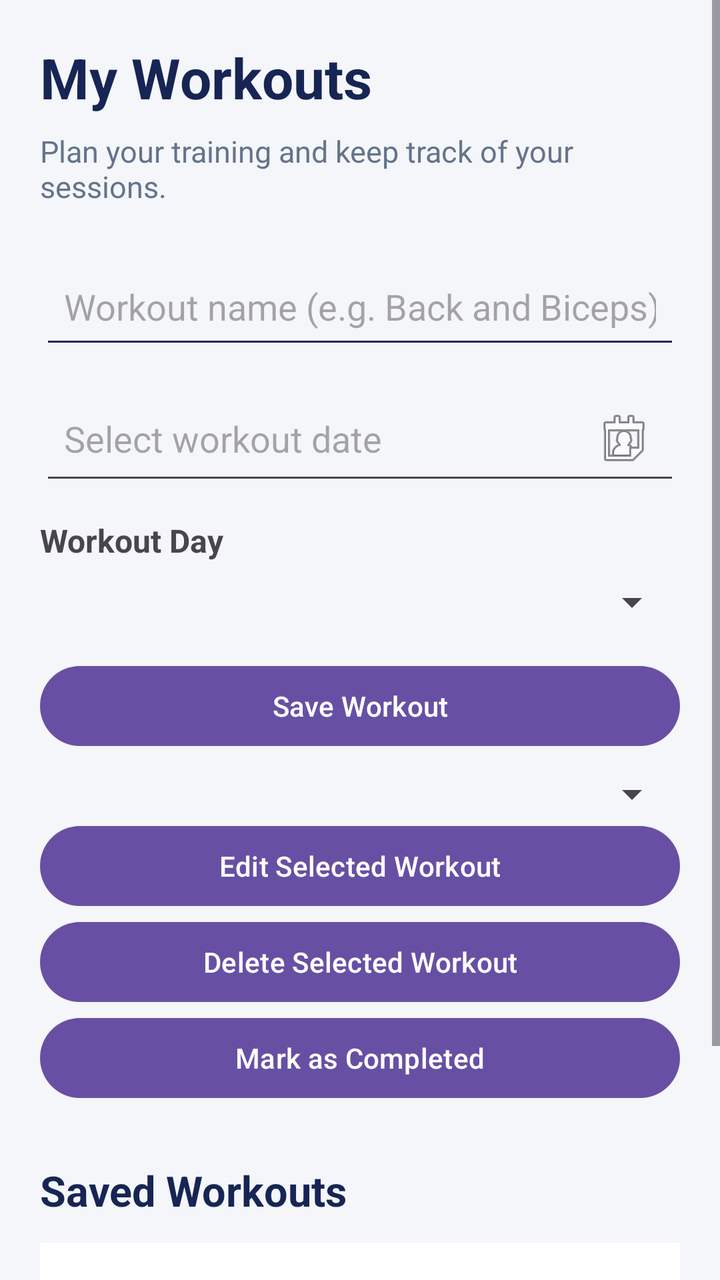
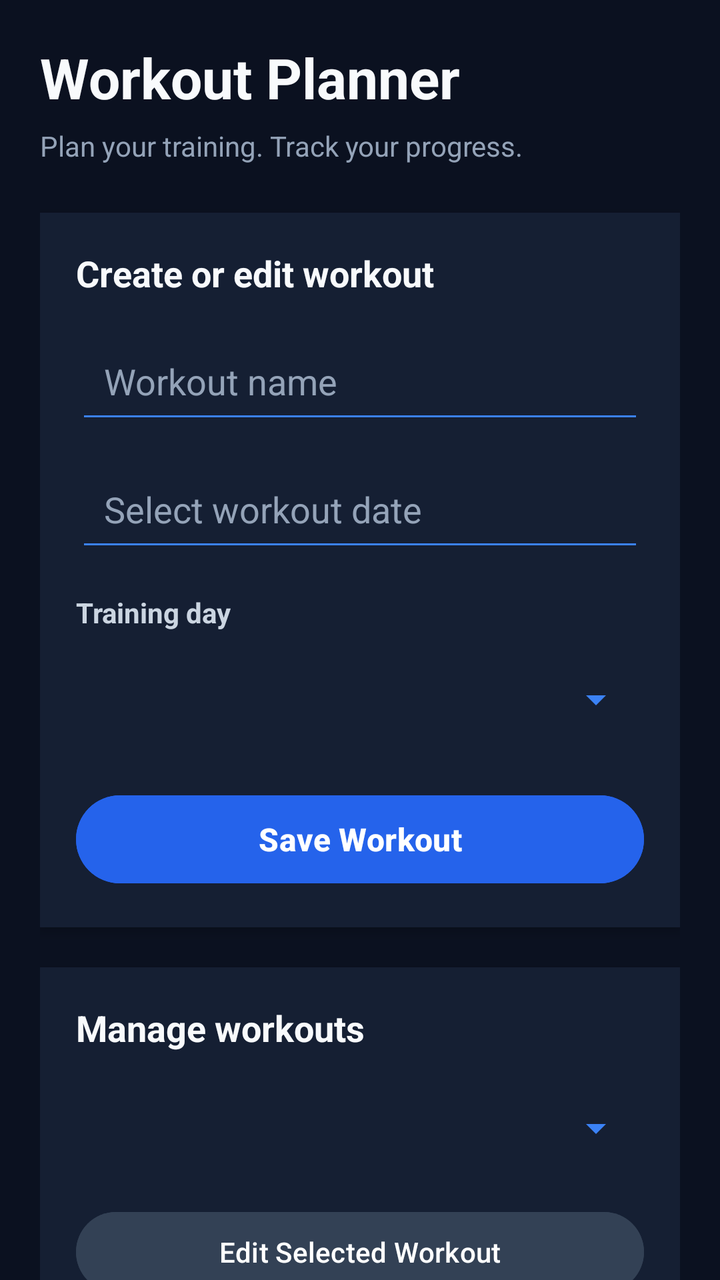

The first picture is an Android layout as it rendered before a commit; the second is the same layout after the commit. The layout source and the unified diff follow.
<!-- AndroidManifest.xml: application theme Theme.GymTrackerPro -->
<!-- res/layout/activity_workouts.xml -->
<?xml version="1.0" encoding="utf-8"?>
<ScrollView xmlns:android="http://schemas.android.com/apk/res/android"
    android:layout_width="match_parent"
    android:layout_height="match_parent"
    android:background="#F4F6FA"
    android:fillViewport="true">

    <LinearLayout
        android:layout_width="match_parent"
        android:layout_height="wrap_content"
        android:orientation="vertical"
        android:padding="20dp">

        <TextView
            android:layout_width="wrap_content"
            android:layout_height="wrap_content"
            android:text="My Workouts"
            android:textColor="#172554"
            android:textSize="28sp"
            android:textStyle="bold" />

        <TextView
            android:layout_width="match_parent"
            android:layout_height="wrap_content"
            android:layout_marginTop="8dp"
            android:text="Plan your training and keep track of your sessions."
            android:textColor="#64748B"
            android:textSize="15sp" />

        <EditText
            android:id="@+id/editWorkoutName"
            android:layout_width="match_parent"
            android:layout_height="wrap_content"
            android:layout_marginTop="24dp"
            android:hint="Workout name (e.g. Back and Biceps)"
            android:inputType="textCapSentences"
            android:minHeight="52dp"
            android:padding="12dp"
            android:backgroundTint="#172554" />

        <EditText
            android:id="@+id/editWorkoutDate"
            android:layout_width="match_parent"
            android:layout_height="wrap_content"
            android:layout_marginTop="12dp"
            android:hint="Select workout date"
            android:focusable="false"
            android:clickable="true"
            android:cursorVisible="false"
            android:inputType="none"
            android:drawableEnd="@android:drawable/ic_menu_my_calendar"
            android:padding="12dp" />


        <TextView
            android:layout_width="match_parent"
            android:layout_height="wrap_content"
            android:layout_marginTop="12dp"
            android:text="Workout Day"
            android:textStyle="bold"
            android:textSize="16sp" />

        <Spinner
            android:id="@+id/spinnerWorkoutDay"
            android:layout_width="match_parent"
            android:layout_height="wrap_content"
            android:layout_marginTop="8dp" />


        <Button
            android:id="@+id/buttonSaveWorkout"
            android:layout_width="match_parent"
            android:layout_height="wrap_content"
            android:layout_marginTop="16dp"
            android:text="Save Workout"
            android:textAllCaps="false" />

        <Spinner
            android:id="@+id/spinnerSelectWorkout"
            android:layout_width="match_parent"
            android:layout_height="wrap_content"
            android:layout_marginTop="8dp" />

        <Button
            android:id="@+id/buttonEditWorkout"
            android:layout_width="match_parent"
            android:layout_height="wrap_content"
            android:text="Edit Selected Workout" />

        <Button
            android:id="@+id/buttonDeleteWorkout"
            android:layout_width="match_parent"
            android:layout_height="wrap_content"
            android:text="Delete Selected Workout" />

        <Button
            android:id="@+id/buttonToggleCompletion"
            android:layout_width="match_parent"
            android:layout_height="wrap_content"
            android:text="Mark as Completed" />

        <TextView
            android:layout_width="wrap_content"
            android:layout_height="wrap_content"
            android:layout_marginTop="28dp"
            android:text="Saved Workouts"
            android:textColor="#172554"
            android:textSize="21sp"
            android:textStyle="bold" />

        <TextView
            android:id="@+id/textWorkoutList"
            android:layout_width="match_parent"
            android:layout_height="wrap_content"
            android:layout_marginTop="12dp"
            android:background="#FFFFFF"
            android:padding="16dp"
            android:text="Your saved workouts will appear here."
            android:textColor="#334155"
            android:textSize="16sp" />

        <Button
            android:id="@+id/buttonBackHome"
            android:layout_width="match_parent"
            android:layout_height="wrap_content"
            android:layout_marginTop="20dp"
            android:layout_marginBottom="20dp"
            android:text="Back to Home"
            android:textAllCaps="false" />

    </LinearLayout>

</ScrollView>
<!-- resources referenced by this layout -->
<resources>
  <style name="Theme.GymTrackerPro" parent="Base.Theme.GymTrackerPro" />
  <style name="Base.Theme.GymTrackerPro" parent="Theme.Material3.DayNight.NoActionBar">
          
          
      </style>
</resources>

<!-- the commit's change to res/layout/activity_workouts.xml (unified diff, before → after) -->
@@ -2,8 +2,9 @@
 <ScrollView xmlns:android="http://schemas.android.com/apk/res/android"
     android:layout_width="match_parent"
     android:layout_height="match_parent"
-    android:background="#F4F6FA"
-    android:fillViewport="true">
+    android:background="#0B1120"
+    android:fillViewport="true"
+    android:scrollbars="none">
 
     <LinearLayout
         android:layout_width="match_parent"
@@ -11,122 +12,199 @@
         android:orientation="vertical"
         android:padding="20dp">
 
+        
         <TextView
-            android:layout_width="wrap_content"
-            android:layout_height="wrap_content"
-            android:text="My Workouts"
-            android:textColor="#172554"
+            android:layout_width="match_parent"
+            android:layout_height="wrap_content"
+            android:text="Workout Planner"
+            android:textColor="#F8FAFC"
             android:textSize="28sp"
             android:textStyle="bold" />
 
         <TextView
             android:layout_width="match_parent"
             android:layout_height="wrap_content"
-            android:layout_marginTop="8dp"
-            android:text="Plan your training and keep track of your sessions."
-            android:textColor="#64748B"
-            android:textSize="15sp" />
-
-        <EditText
-            android:id="@+id/editWorkoutName"
-            android:layout_width="match_parent"
-            android:layout_height="wrap_content"
-            android:layout_marginTop="24dp"
-            android:hint="Workout name (e.g. Back and Biceps)"
-            android:inputType="textCapSentences"
-            android:minHeight="52dp"
-            android:padding="12dp"
-            android:backgroundTint="#172554" />
-
-        <EditText
-            android:id="@+id/editWorkoutDate"
-            android:layout_width="match_parent"
-            android:layout_height="wrap_content"
-            android:layout_marginTop="12dp"
-            android:hint="Select workout date"
-            android:focusable="false"
-            android:clickable="true"
-            android:cursorVisible="false"
-            android:inputType="none"
-            android:drawableEnd="@android:drawable/ic_menu_my_calendar"
-            android:padding="12dp" />
-
-
-        <TextView
-            android:layout_width="match_parent"
-            android:layout_height="wrap_content"
-            android:layout_marginTop="12dp"
-            android:text="Workout Day"
-            android:textStyle="bold"
-            android:textSize="16sp" />
-
-        <Spinner
-            android:id="@+id/spinnerWorkoutDay"
-            android:layout_width="match_parent"
-            android:layout_height="wrap_content"
-            android:layout_marginTop="8dp" />
-
-
-        <Button
-            android:id="@+id/buttonSaveWorkout"
-            android:layout_width="match_parent"
-            android:layout_height="wrap_content"
-            android:layout_marginTop="16dp"
-            android:text="Save Workout"
-            android:textAllCaps="false" />
-
-        <Spinner
-            android:id="@+id/spinnerSelectWorkout"
-            android:layout_width="match_parent"
-            android:layout_height="wrap_content"
-            android:layout_marginTop="8dp" />
-
-        <Button
-            android:id="@+id/buttonEditWorkout"
-            android:layout_width="match_parent"
-            android:layout_height="wrap_content"
-            android:text="Edit Selected Workout" />
-
-        <Button
-            android:id="@+id/buttonDeleteWorkout"
-            android:layout_width="match_parent"
-            android:layout_height="wrap_content"
-            android:text="Delete Selected Workout" />
-
-        <Button
-            android:id="@+id/buttonToggleCompletion"
-            android:layout_width="match_parent"
-            android:layout_height="wrap_content"
-            android:text="Mark as Completed" />
-
-        <TextView
-            android:layout_width="wrap_content"
-            android:layout_height="wrap_content"
-            android:layout_marginTop="28dp"
-            android:text="Saved Workouts"
-            android:textColor="#172554"
-            android:textSize="21sp"
-            android:textStyle="bold" />
-
-        <TextView
-            android:id="@+id/textWorkoutList"
-            android:layout_width="match_parent"
-            android:layout_height="wrap_content"
-            android:layout_marginTop="12dp"
-            android:background="#FFFFFF"
-            android:padding="16dp"
-            android:text="Your saved workouts will appear here."
-            android:textColor="#334155"
-            android:textSize="16sp" />
-
+            android:layout_marginTop="6dp"
+            android:layout_marginBottom="24dp"
+            android:text="Plan your training. Track your progress."
+            android:textColor="#94A3B8"
+            android:textSize="14sp" />
+
+        
+        <LinearLayout
+            android:layout_width="match_parent"
+            android:layout_height="wrap_content"
+            android:orientation="vertical"
+            android:padding="18dp"
+            android:background="#151F33"
+            android:elevation="3dp">
+
+            <TextView
+                android:layout_width="match_parent"
+                android:layout_height="wrap_content"
+                android:text="Create or edit workout"
+                android:textColor="#F8FAFC"
+                android:textSize="18sp"
+                android:textStyle="bold"
+                android:layout_marginBottom="16dp" />
+
+            <EditText
+                android:id="@+id/editWorkoutName"
+                android:layout_width="match_parent"
+                android:layout_height="52dp"
+                android:hint="Workout name"
+                android:inputType="textCapSentences"
+                android:padding="14dp"
+                android:backgroundTint="#3B82F6"
+                android:textColor="#F8FAFC"
+                android:textColorHint="#94A3B8" />
+
+            <EditText
+                android:id="@+id/editWorkoutDate"
+                android:layout_width="match_parent"
+                android:layout_height="52dp"
+                android:layout_marginTop="12dp"
+                android:hint="Select workout date"
+                android:focusable="false"
+                android:clickable="true"
+                android:padding="14dp"
+                android:backgroundTint="#3B82F6"
+                android:textColor="#F8FAFC"
+                android:textColorHint="#94A3B8" />
+
+            <TextView
+                android:layout_width="match_parent"
+                android:layout_height="wrap_content"
+                android:layout_marginTop="16dp"
+                android:layout_marginBottom="8dp"
+                android:text="Training day"
+                android:textColor="#CBD5E1"
+                android:textSize="14sp"
+                android:textStyle="bold" />
+
+            <Spinner
+                android:id="@+id/spinnerWorkoutDay"
+                android:layout_width="match_parent"
+                android:layout_height="52dp"
+                android:backgroundTint="#3B82F6"
+                android:paddingStart="10dp"
+                android:paddingEnd="10dp" />
+
+            <Button
+                android:id="@+id/buttonSaveWorkout"
+                android:layout_width="match_parent"
+                android:layout_height="52dp"
+                android:layout_marginTop="18dp"
+                android:text="Save Workout"
+                android:textAllCaps="false"
+                android:textColor="#FFFFFF"
+                android:textSize="16sp"
+                android:textStyle="bold"
+                android:backgroundTint="#2563EB" />
+
+        </LinearLayout>
+
+        
+        <LinearLayout
+            android:layout_width="match_parent"
+            android:layout_height="wrap_content"
+            android:layout_marginTop="20dp"
+            android:orientation="vertical"
+            android:padding="18dp"
+            android:background="#151F33"
+            android:elevation="3dp">
+
+            <TextView
+                android:layout_width="match_parent"
+                android:layout_height="wrap_content"
+                android:text="Manage workouts"
+                android:textColor="#F8FAFC"
+                android:textSize="18sp"
+                android:textStyle="bold"
+                android:layout_marginBottom="12dp" />
+
+            <Spinner
+                android:id="@+id/spinnerSelectWorkout"
+                android:layout_width="match_parent"
+                android:layout_height="52dp"
+                android:backgroundTint="#3B82F6"
+                android:paddingStart="10dp"
+                android:paddingEnd="10dp" />
+
+            <Button
+                android:id="@+id/buttonEditWorkout"
+                android:layout_width="match_parent"
+                android:layout_height="48dp"
+                android:layout_marginTop="12dp"
+                android:text="Edit Selected Workout"
+                android:textAllCaps="false"
+                android:textColor="#FFFFFF"
+                android:backgroundTint="#334155" />
+
+            <Button
+                android:id="@+id/buttonToggleCompletion"
+                android:layout_width="match_parent"
+                android:layout_height="48dp"
+                android:layout_marginTop="8dp"
+                android:text="Toggle Completion"
+                android:textAllCaps="false"
+                android:textColor="#FFFFFF"
+                android:backgroundTint="#1D4ED8" />
+
+            <Button
+                android:id="@+id/buttonDeleteWorkout"
+                android:layout_width="match_parent"
+                android:layout_height="48dp"
+                android:layout_marginTop="8dp"
+                android:text="Delete Selected Workout"
+                android:textAllCaps="false"
+                android:textColor="#FFFFFF"
+                android:backgroundTint="#B91C1C" />
+
+        </LinearLayout>
+
+        
+        <LinearLayout
+            android:layout_width="match_parent"
+            android:layout_height="wrap_content"
+            android:layout_marginTop="20dp"
+            android:orientation="vertical"
+            android:padding="18dp"
+            android:background="#151F33"
+            android:elevation="3dp">
+
+            <TextView
+                android:layout_width="match_parent"
+                android:layout_height="wrap_content"
+                android:text="Your workout schedule"
+                android:textColor="#F8FAFC"
+                android:textSize="18sp"
+                android:textStyle="bold"
+                android:layout_marginBottom="12dp" />
+
+            <TextView
+                android:id="@+id/textWorkoutList"
+                android:layout_width="match_parent"
+                android:layout_height="wrap_content"
+                android:minHeight="60dp"
+                android:text="Your saved workouts will appear here."
+                android:textColor="#CBD5E1"
+                android:textSize="14sp"
+                android:lineSpacingExtra="6dp" />
+
+        </LinearLayout>
+
+        
         <Button
             android:id="@+id/buttonBackHome"
             android:layout_width="match_parent"
-            android:layout_height="wrap_content"
-            android:layout_marginTop="20dp"
-            android:layout_marginBottom="20dp"
-            android:text="Back to Home"
-            android:textAllCaps="false" />
+            android:layout_height="52dp"
+            android:layout_marginTop="22dp"
+            android:layout_marginBottom="12dp"
+            android:text="Back to Dashboard"
+            android:textAllCaps="false"
+            android:textColor="#F8FAFC"
+            android:backgroundTint="#334155" />
 
     </LinearLayout>
 
